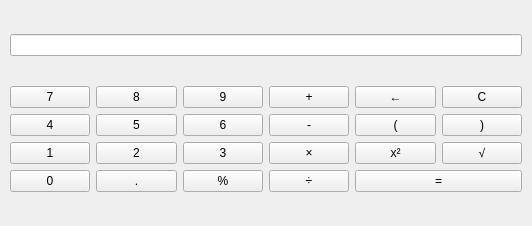
First picture: the form in mainwindow.ui, repository jdobes/qalc, before the edit.
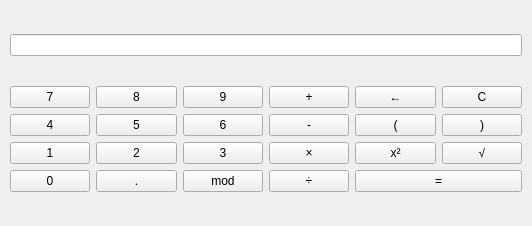
Second picture: the form after the edit.

Patch:
```diff
--- a/mainwindow.ui
+++ b/mainwindow.ui
@@ -133,7 +133,7 @@
        <item row="3" column="2">
         <widget class="QPushButton" name="percentButton">
          <property name="text">
-          <string>%</string>
+          <string>mod</string>
          </property>
         </widget>
        </item>
```
Left out of the diff: 2 changed lines with no effect on the pictures.
